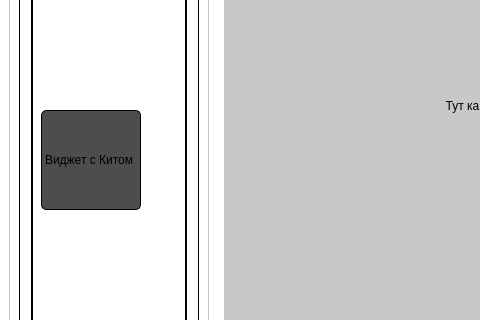
Qt form MainWorkWindow.ui (YarickVodila/EfficientNetV2_Whale_Reidentification) before a commit; both pictures show x 0 to 480 and y 196 to 516 of the 1064 by 732 pixel window.
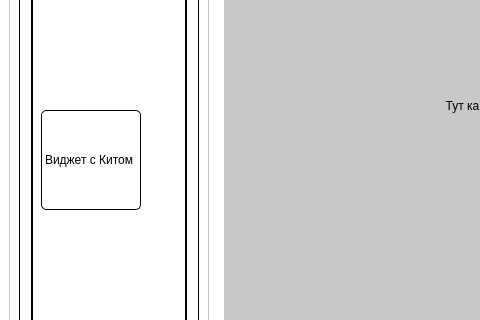
The same form after that commit.

What changed in the file:
```diff
--- a/MainWorkWindow.ui
+++ b/MainWorkWindow.ui
@@ -127,7 +127,9 @@
                  </size>
                 </property>
                 <property name="styleSheet">
-                 <string notr="true">background-color: rgb(77, 77, 77);</string>
+                                                                    <string notr="true">background-color: rgb(77, 77,
+                                                                        77);
+                                                                    </string>
                 </property>
                 <property name="text">
                  <string>Виджет с Китом</string>
```
Left out of the diff: 11 changed lines with no effect on the pictures. Lines whose indentation alone changed are shown as unchanged.
